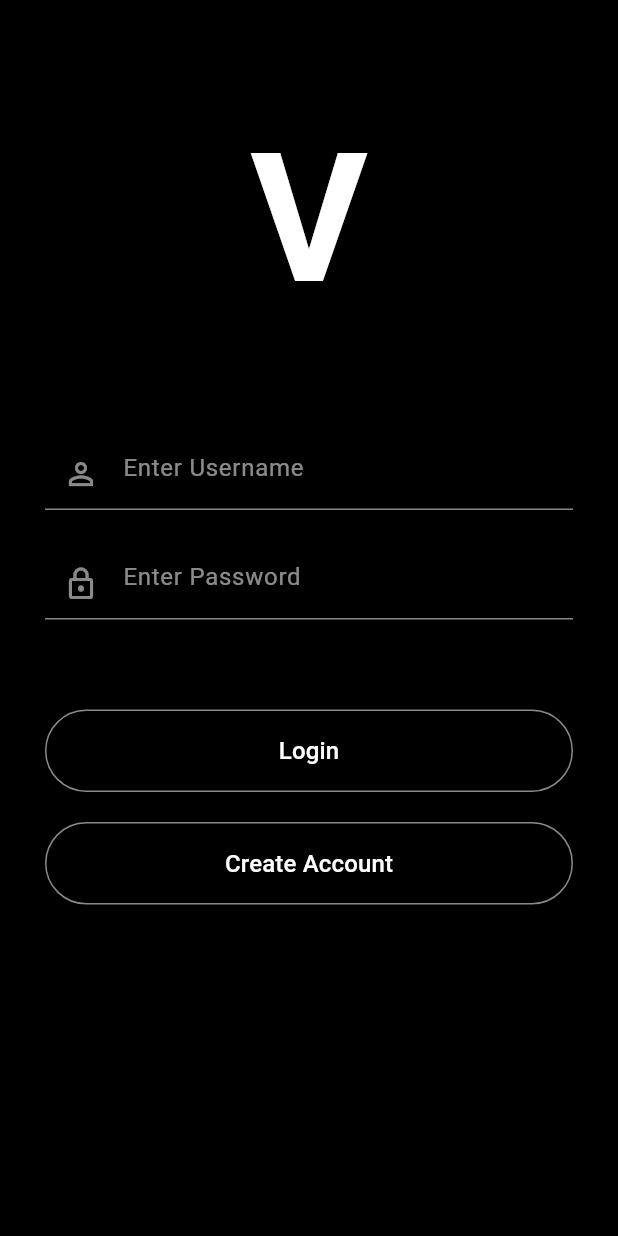
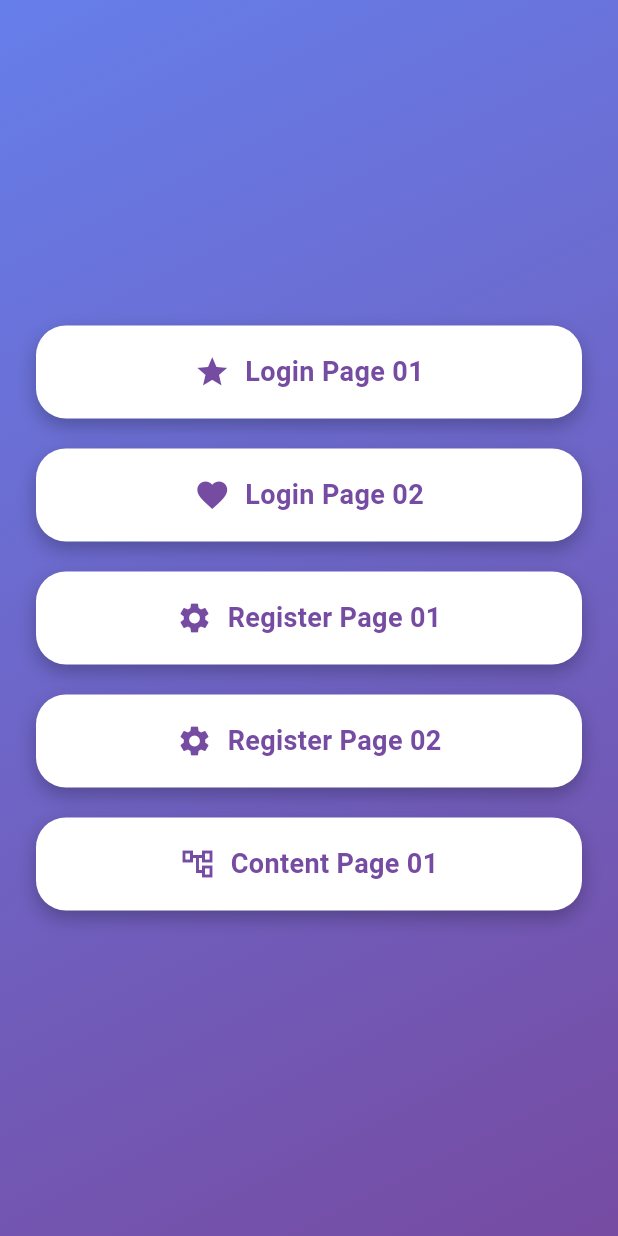
Before and after one commit to GiuseppeRistaino/personal_widgets, a Flutter app: the screen it shows after launch, on a phone screen of 412 x 824 dp. Run offline on Flutter 3.47's test engine with Material 3 defaults, Android fonts, the phone set to English and light mode, and no system bars.

Commit message:
Choice page

```diff
--- a/lib/main.dart
+++ b/lib/main.dart
@@ -1,6 +1,10 @@
 import 'package:flutter/material.dart';
+import 'widgets/pages/choice_page.dart';
+import 'widgets/pages/login_page_01.dart';
 import 'widgets/pages/login_page_02.dart';
+import 'widgets/pages/register_page_01.dart';
 import 'widgets/pages/register_page_02.dart';
+import 'widgets/pages/main_content_page_01.dart';
 
 void main() {
   runApp(const MyApp());
@@ -19,8 +23,12 @@ class MyApp extends StatelessWidget {
       ),
       initialRoute: '/',
       routes: {
-        '/': (context) => const LoginPage(),
-        '/register': (context) => const RegisterPage(),
+        '/': (context) => const ChoicePage(),
+        '/login1': (context) => const LoginPage1(),
+        '/register1': (context) => const RegisterPage1(),
+        '/login2': (context) => const LoginPage2(),
+        '/register2': (context) => const RegisterPage2(),
+        '/content1' : (context) => const MainContentPage1()
       },
     );
   }
--- /dev/null
+++ b/lib/widgets/pages/choice_page.dart
@@ -0,0 +1,168 @@
+import 'package:flutter/material.dart';
+
+
+class ChoicePage extends StatelessWidget {
+  const ChoicePage({super.key});
+
+  @override
+  Widget build(BuildContext context) {
+    return Scaffold(
+      body: Container(
+        decoration: BoxDecoration(
+          gradient: LinearGradient(
+            colors: [
+              Color(0xFF667eea),
+              Color(0xFF764ba2),
+            ],
+            begin: Alignment.topLeft,
+            end: Alignment.bottomRight,
+          ),
+        ),
+        child: SafeArea(
+          child: Padding(
+            padding: const EdgeInsets.all(24.0),
+            child: Column(
+              mainAxisAlignment: MainAxisAlignment.center,
+              children: [
+
+                buildMenuButton(
+                  context,
+                  "Login Page 01",
+                  Icons.star,
+                  "/login1",
+
+                ),
+
+                SizedBox(height: 20),
+
+                buildMenuButton(
+                  context,
+                  "Login Page 02",
+                  Icons.favorite,
+                  "/login2",
+                ),
+
+                SizedBox(height: 20),
+
+                buildMenuButton(
+                  context,
+                  "Register Page 01",
+                  Icons.settings,
+                  "/register1",
+                ),
+
+                SizedBox(height: 20),
+
+                buildMenuButton(
+                  context,
+                  "Register Page 02",
+                  Icons.settings,
+                  "/register2",
+                ),
+
+                SizedBox(height: 20),
+
+                buildMenuButton(
+                  context,
+                  "Content Page 01",
+                  Icons.account_tree_outlined,
+                  "/content1",
+                ),
+              ],
+            ),
+          ),
+        ),
+      ),
+    );
+  }
+
+  Widget buildMenuButton(
+      BuildContext context,
+      String title,
+      IconData icon,
+      String route,
+      ) {
+    return GestureDetector(
+      onTap: () {
+        Navigator.pushNamed(context, route);
+      },
+      child: Container(
+        width: double.infinity,
+        padding: EdgeInsets.symmetric(vertical: 18),
+        decoration: BoxDecoration(
+          color: Colors.white,
+          borderRadius: BorderRadius.circular(20),
+          boxShadow: [
+            BoxShadow(
+              color: Colors.black26,
+              blurRadius: 10,
+              offset: Offset(0, 5),
+            ),
+          ],
+        ),
+        child: Row(
+          mainAxisAlignment: MainAxisAlignment.center,
+          children: [
+            Icon(icon, color: Color(0xFF764ba2)),
+            SizedBox(width: 10),
+            Text(
+              title,
+              style: TextStyle(
+                fontSize: 18,
+                fontWeight: FontWeight.w600,
+                color: Color(0xFF764ba2),
+              ),
+            ),
+          ],
+        ),
+      ),
+    );
+  }
+}
+
+// ---------------- PAGINE DESTINAZIONE ----------------
+
+class PageOne extends StatelessWidget {
+  @override
+  Widget build(BuildContext context) {
+    return Scaffold(
+      appBar: AppBar(title: Text("Pagina 1")),
+      body: Center(
+        child: Text(
+          "Questa è la Pagina 1 ⭐",
+          style: TextStyle(fontSize: 24),
+        ),
+      ),
+    );
+  }
+}
+
+class PageTwo extends StatelessWidget {
+  @override
+  Widget build(BuildContext context) {
+    return Scaffold(
+      appBar: AppBar(title: Text("Pagina 2")),
+      body: Center(
+        child: Text(
+          "Questa è la Pagina 2 ❤️",
+          style: TextStyle(fontSize: 24),
+        ),
+      ),
+    );
+  }
+}
+
+class PageThree extends StatelessWidget {
+  @override
+  Widget build(BuildContext context) {
+    return Scaffold(
+      appBar: AppBar(title: Text("Pagina 3")),
+      body: Center(
+        child: Text(
+          "Questa è la Pagina 3 ⚙️",
+          style: TextStyle(fontSize: 24),
+        ),
+      ),
+    );
+  }
+}
--- a/lib/widgets/pages/login_page_01.dart
+++ b/lib/widgets/pages/login_page_01.dart
@@ -1,8 +1,8 @@
 import 'dart:ui';
 import 'package:flutter/material.dart';
 
-class LoginPage extends StatelessWidget {
-  const LoginPage({super.key});
+class LoginPage1 extends StatelessWidget {
+  const LoginPage1({super.key});
 
   @override
   Widget build(BuildContext context) {
@@ -136,7 +136,7 @@ class LoginPage extends StatelessWidget {
                       Center(
                         child: GestureDetector(
                           onTap: () {
-                            Navigator.pushNamed(context, '/register');
+                            Navigator.pushNamed(context, '/register1');
                           },
                           child: const Text(
                             "Don't have an account? Sign Up",
--- a/lib/widgets/pages/login_page_02.dart
+++ b/lib/widgets/pages/login_page_02.dart
@@ -1,7 +1,7 @@
 import 'package:flutter/material.dart';
 
-class LoginPage extends StatelessWidget {
-  const LoginPage({super.key});
+class LoginPage2 extends StatelessWidget {
+  const LoginPage2({super.key});
 
   @override
   Widget build(BuildContext context) {
@@ -51,7 +51,7 @@ class LoginPage extends StatelessWidget {
               _outlineButton(
                 text: "Create Account",
                 onPressed: () {
-                  Navigator.pushNamed(context, '/register');
+                  Navigator.pushNamed(context, '/register2');
                 },
               ),
 
--- a/lib/widgets/pages/register_page_01.dart
+++ b/lib/widgets/pages/register_page_01.dart
@@ -1,8 +1,8 @@
 import 'dart:ui';
 import 'package:flutter/material.dart';
 
-class RegisterPage extends StatelessWidget {
-  const RegisterPage({super.key});
+class RegisterPage1 extends StatelessWidget {
+  const RegisterPage1({super.key});
 
   @override
   Widget build(BuildContext context) {
@@ -83,7 +83,7 @@ class RegisterPage extends StatelessWidget {
                       Center(
                         child: GestureDetector(
                           onTap: () {
-                            Navigator.pushReplacementNamed(context, '/');
+                            Navigator.pushNamed(context, '/login1');
                           },
                           child: const Text(
                             "Already have an account? Login",
--- a/lib/widgets/pages/register_page_02.dart
+++ b/lib/widgets/pages/register_page_02.dart
@@ -1,7 +1,7 @@
 import 'package:flutter/material.dart';
 
-class RegisterPage extends StatelessWidget {
-  const RegisterPage({super.key});
+class RegisterPage2 extends StatelessWidget {
+  const RegisterPage2({super.key});
 
   @override
   Widget build(BuildContext context) {
@@ -57,7 +57,7 @@ class RegisterPage extends StatelessWidget {
               _outlineButton(
                 text: "Back to Login",
                 onPressed: () {
-                  Navigator.pop(context);
+                  Navigator.pushNamed(context, '/login2');
                 },
               ),
 
```
Also changed, not shown: lib/widgets/pages/main_content_page_01.dart (added, +226 -0 lines).
